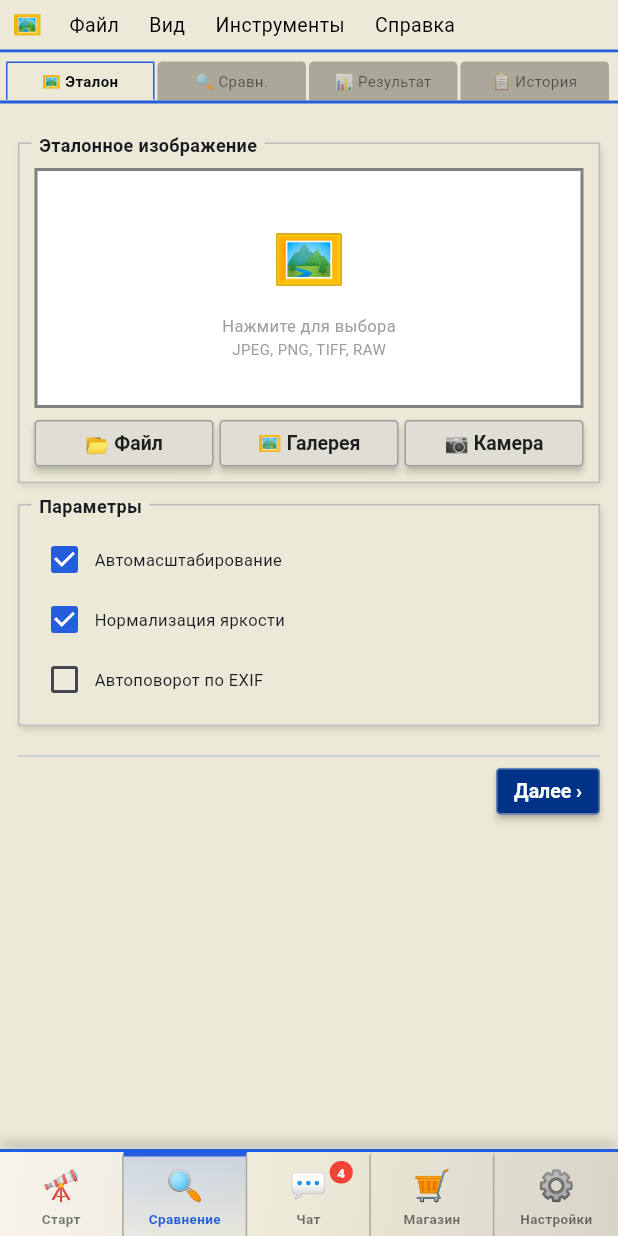
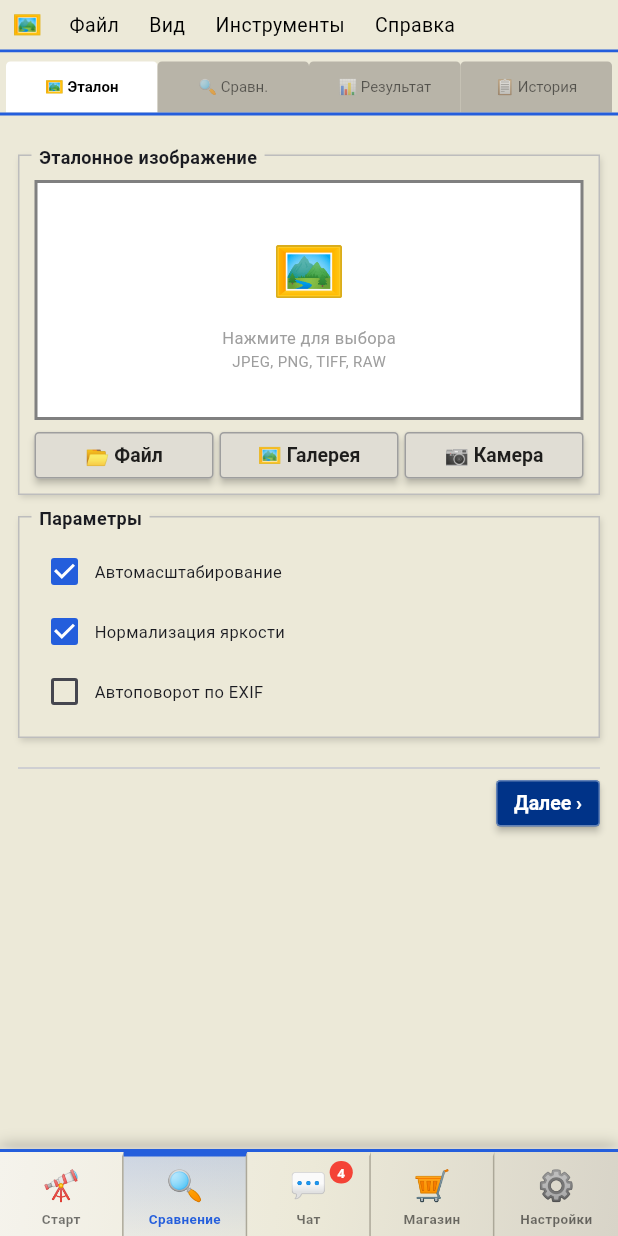
Before and after one commit to ppvesna/foto-compare, a Flutter app: the screen it shows after launch, item 2 of the bottom bar chosen, on a phone screen of 412 x 824 dp. Run offline on Flutter 3.47's test engine with Material 3 defaults, Android fonts, the phone set to English and light mode, and no system bars; our stand-ins replace image_picker, sqflite, supabase_flutter; accounts and stored records are empty.

Commit message:
Convert all Container+Text buttons to ElevatedButton in compare_screen
_xpTab, _toggleBtn, _modeBtn, _toolBtn all had invisible text on device.
Replaced with ElevatedButton (same fix that worked for XpBtn).

https://claude.ai/code/session_01SYdGBKvBkUENM7TUXVJdMv

```diff
--- a/lib/screens/compare_screen.dart
+++ b/lib/screens/compare_screen.dart
@@ -290,45 +290,32 @@ class _CompareScreenState extends State<CompareScreen>
         animation: _tabs,
         builder: (_, __) {
           final active = _tabs.index == idx;
-          return GestureDetector(
-            onTap: () => _tabs.animateTo(idx),
-            child: Container(
-              padding:
-                  const EdgeInsets.symmetric(horizontal: 4, vertical: 5),
-              margin: const EdgeInsets.only(right: 2),
-              decoration: BoxDecoration(
-                color: active ? AppTheme.silver : AppTheme.silverDark,
-                border: Border(
-                  top: BorderSide(
-                      color: active
-                          ? AppTheme.blue
-                          : AppTheme.silverDark),
-                  left: BorderSide(
-                      color: active
-                          ? AppTheme.blue
-                          : AppTheme.silverDark),
-                  right: BorderSide(
-                      color: active
-                          ? AppTheme.blue
-                          : AppTheme.silverDark),
-                  bottom: BorderSide(
-                      color: active
-                          ? AppTheme.silver
-                          : AppTheme.silverDark),
+          return SizedBox(
+            height: 34,
+            child: ElevatedButton(
+              onPressed: () => _tabs.animateTo(idx),
+              style: ElevatedButton.styleFrom(
+                backgroundColor:
+                    active ? Colors.white : const Color(0xFFB8B4A8),
+                foregroundColor:
+                    active ? Colors.black : Colors.black54,
+                elevation: 0,
+                padding: const EdgeInsets.symmetric(horizontal: 2),
+                minimumSize: Size.zero,
+                tapTargetSize: MaterialTapTargetSize.shrinkWrap,
+                textStyle: TextStyle(
+                  fontSize: 10,
+                  fontWeight:
+                      active ? FontWeight.bold : FontWeight.normal,
                 ),
-                borderRadius: const BorderRadius.only(
+                shape: const RoundedRectangleBorder(
+                  borderRadius: BorderRadius.only(
                     topLeft: Radius.circular(3),
-                    topRight: Radius.circular(3)),
+                    topRight: Radius.circular(3),
+                  ),
+                ),
               ),
-              child: Text(label,
-                  textAlign: TextAlign.center,
-                  style: TextStyle(
-                      fontSize: 10,
-                      fontWeight: active
-                          ? FontWeight.bold
-                          : FontWeight.normal,
-                      color:
-                          active ? Colors.black : Colors.black54)),
+              child: Text(label, textAlign: TextAlign.center),
             ),
           );
         },
@@ -915,114 +902,62 @@ class _CompareScreenState extends State<CompareScreen>
   }
 
   Widget _toggleBtn(String label, bool active, VoidCallback onTap) {
-    return GestureDetector(
-      onTap: onTap,
-      child: Container(
-        padding:
-            const EdgeInsets.symmetric(horizontal: 10, vertical: 4),
-        decoration: BoxDecoration(
-          gradient: active ? AppTheme.blueGrad : AppTheme.btnGrad,
-          borderRadius: BorderRadius.circular(2),
-          border: Border(
-            top: BorderSide(
-                color: active
-                    ? AppTheme.blueLight
-                    : AppTheme.silverLight),
-            left: BorderSide(
-                color: active
-                    ? AppTheme.blueLight
-                    : AppTheme.silverLight),
-            right: BorderSide(
-                color: active
-                    ? AppTheme.blueDark
-                    : AppTheme.border),
-            bottom: BorderSide(
-                color: active
-                    ? AppTheme.blueDark
-                    : AppTheme.border),
-          ),
+    return ElevatedButton(
+      onPressed: onTap,
+      style: ElevatedButton.styleFrom(
+        backgroundColor:
+            active ? const Color(0xFF003388) : const Color(0xFFE0DDD4),
+        foregroundColor: active ? Colors.white : Colors.black87,
+        elevation: active ? 2 : 1,
+        padding: const EdgeInsets.symmetric(horizontal: 10, vertical: 6),
+        minimumSize: Size.zero,
+        tapTargetSize: MaterialTapTargetSize.shrinkWrap,
+        textStyle: TextStyle(
+          fontSize: 12,
+          fontWeight: active ? FontWeight.bold : FontWeight.normal,
         ),
-        child: Text(label,
-            style: TextStyle(
-              fontSize: 11,
-              color: active ? Colors.white : Colors.black,
-              fontWeight:
-                  active ? FontWeight.bold : FontWeight.normal,
-              shadows: active
-                  ? const [
-                      Shadow(
-                          color: Colors.black38,
-                          offset: Offset(0, 1))
-                    ]
-                  : null,
-            )),
+        shape: RoundedRectangleBorder(borderRadius: BorderRadius.circular(3)),
       ),
+      child: Text(label),
     );
   }
 
   Widget _modeBtn(String mode, String label) {
-    return GestureDetector(
-      onTap: () => setState(() => _mode = mode),
-      child: Container(
-        padding:
-            const EdgeInsets.symmetric(horizontal: 8, vertical: 4),
-        decoration: BoxDecoration(
-          gradient: _mode == mode ? AppTheme.blueGrad : AppTheme.btnGrad,
-          border: Border(
-            top: BorderSide(
-                color: _mode == mode
-                    ? AppTheme.blueLight
-                    : Colors.white),
-            left: BorderSide(
-                color: _mode == mode
-                    ? AppTheme.blueLight
-                    : Colors.white),
-            right: BorderSide(
-                color: _mode == mode
-                    ? AppTheme.blueDark
-                    : AppTheme.border),
-            bottom: BorderSide(
-                color: _mode == mode
-                    ? AppTheme.blueDark
-                    : AppTheme.border),
-          ),
-        ),
-        child: Text(label,
-            style: TextStyle(
-              fontSize: 11,
-              color: _mode == mode ? Colors.white : Colors.black,
-              shadows: _mode == mode
-                  ? const [
-                      Shadow(
-                          color: Colors.black38,
-                          offset: Offset(0, 1))
-                    ]
-                  : null,
-            )),
+    final active = _mode == mode;
+    return ElevatedButton(
+      onPressed: () => setState(() => _mode = mode),
+      style: ElevatedButton.styleFrom(
+        backgroundColor:
+            active ? const Color(0xFF003388) : const Color(0xFFE0DDD4),
+        foregroundColor: active ? Colors.white : Colors.black87,
+        elevation: active ? 2 : 1,
+        padding: const EdgeInsets.symmetric(horizontal: 8, vertical: 6),
+        minimumSize: Size.zero,
+        tapTargetSize: MaterialTapTargetSize.shrinkWrap,
+        textStyle: const TextStyle(fontSize: 11),
+        shape: RoundedRectangleBorder(borderRadius: BorderRadius.circular(3)),
       ),
+      child: Text(label),
     );
   }
 
   Widget _toolBtn(String label, VoidCallback onTap) {
-    return GestureDetector(
-      onTap: onTap,
-      child: Container(
-        margin: const EdgeInsets.only(right: 2),
-        padding:
-            const EdgeInsets.symmetric(horizontal: 8, vertical: 4),
-        decoration: BoxDecoration(
-          gradient: AppTheme.btnGrad,
-          border: const Border(
-            top: BorderSide(color: Colors.white),
-            left: BorderSide(color: Colors.white),
-            right: BorderSide(color: AppTheme.border),
-            bottom: BorderSide(color: AppTheme.border),
-          ),
+    return ElevatedButton(
+      onPressed: onTap,
+      style: ElevatedButton.styleFrom(
+        backgroundColor: const Color(0xFFE0DDD4),
+        foregroundColor: Colors.black87,
+        elevation: 1,
+        padding: const EdgeInsets.symmetric(horizontal: 8, vertical: 6),
+        minimumSize: Size.zero,
+        tapTargetSize: MaterialTapTargetSize.shrinkWrap,
+        textStyle: const TextStyle(fontSize: 11),
+        shape: RoundedRectangleBorder(
+          borderRadius: BorderRadius.circular(3),
+          side: BorderSide(color: Colors.grey.shade400),
         ),
-        child: Text(label,
-            style: const TextStyle(
-                fontSize: 11, color: Colors.black)),
       ),
+      child: Text(label),
     );
   }
 
```
